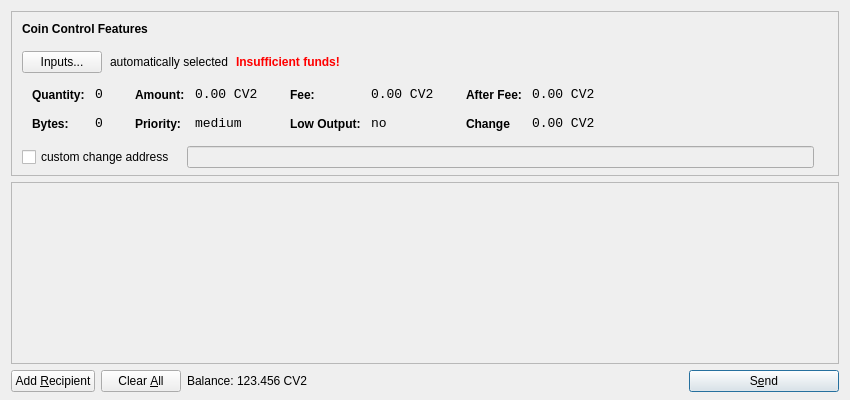
Old version of the form src/qt/forms/sendcoinsdialog.ui in the repository muddafudda/Colossuscoin.
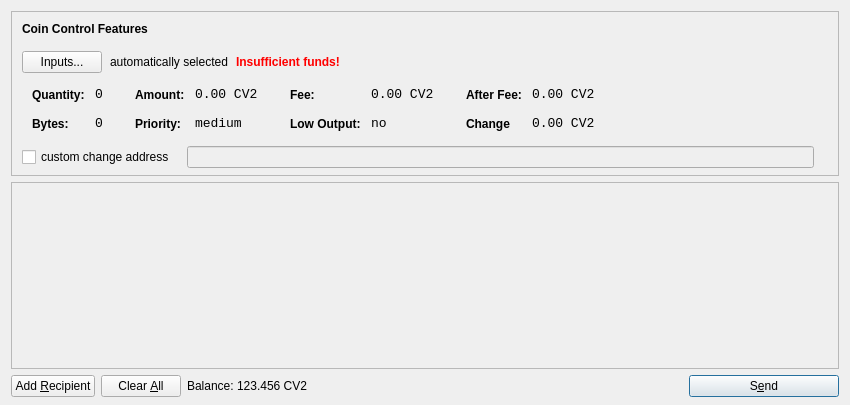
New version of the form. Icons and pictures are not drawn.

```diff
--- a/src/qt/forms/sendcoinsdialog.ui
+++ b/src/qt/forms/sendcoinsdialog.ui
@@ -7,7 +7,7 @@
     <x>0</x>
     <y>0</y>
     <width>850</width>
-    <height>400</height>
+    <height>405</height>
    </rect>
   </property>
   <property name="windowTitle">
```
